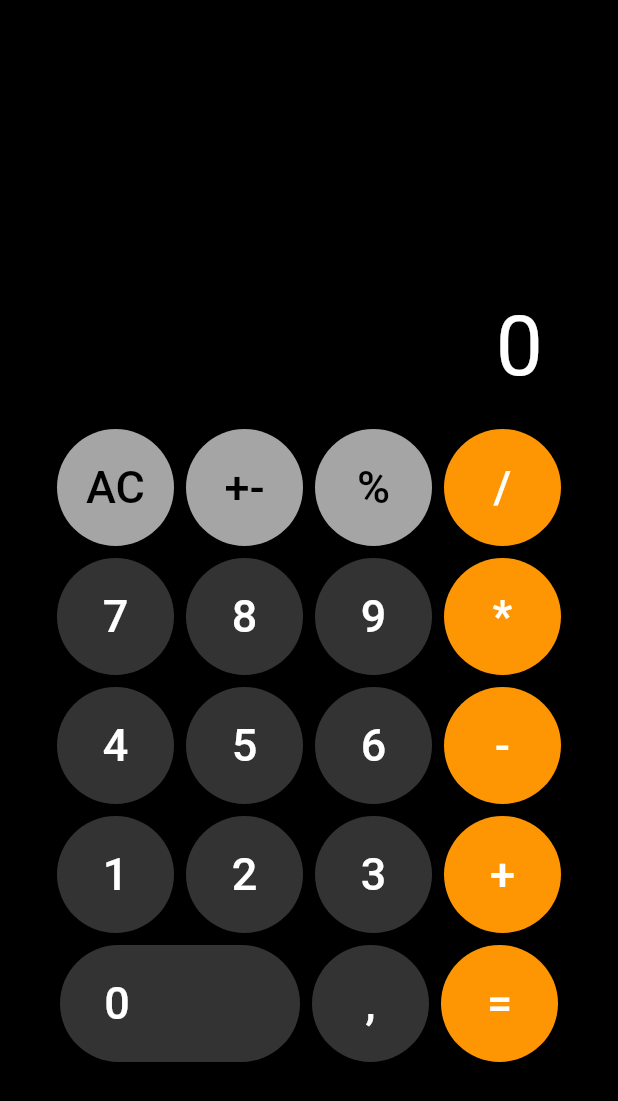
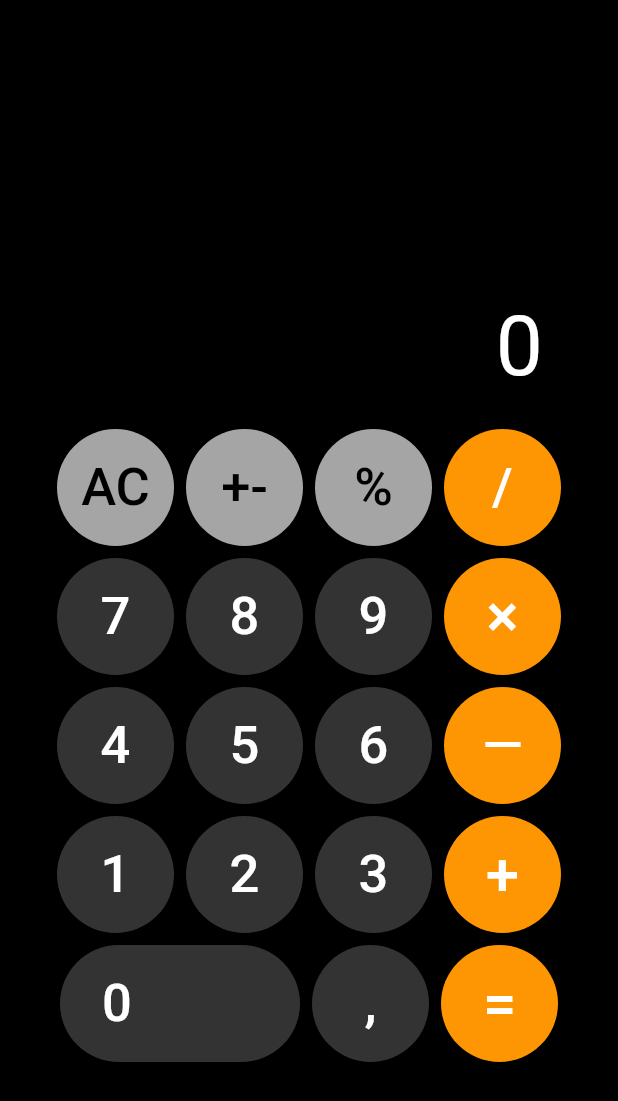
Before and after one commit to Steelwsky/calculator_provider, a Flutter app: the screen it shows after launch, on a phone screen of 412 x 824 dp. Shown: the top 1101 px of the screen. Run offline on Flutter 3.47's test engine with Material 2 defaults, Android fonts, the phone set to English and light mode, and no system bars; drawn by our look-alikes of auto_size_text.

Commit message:
change some chars with unicode chars, like '*'-> 'x', '-' -> '--'

```diff
--- a/lib/widgets/button.dart
+++ b/lib/widgets/button.dart
@@ -24,9 +24,11 @@ class MyButton extends StatelessWidget {
                 : func(str);
           },
           child: new Text(
-            str == '.' ? ',' : '$str',
+            str == '.' ? ',' : str == '-' ? '\u2014' : str == '*'
+                ? '\u00D7'
+                : '$str',
             style: TextStyle(
-                fontSize: 30,
+                fontSize: str == '*' || str == '+' || str == '=' ? 40 : 35,
                 color: buttonSettings.fontColor,
                 fontWeight: FontWeight.w500),
           ),
```
Also changed, not shown: lib/calc_controller.dart (+1 -12 lines).
